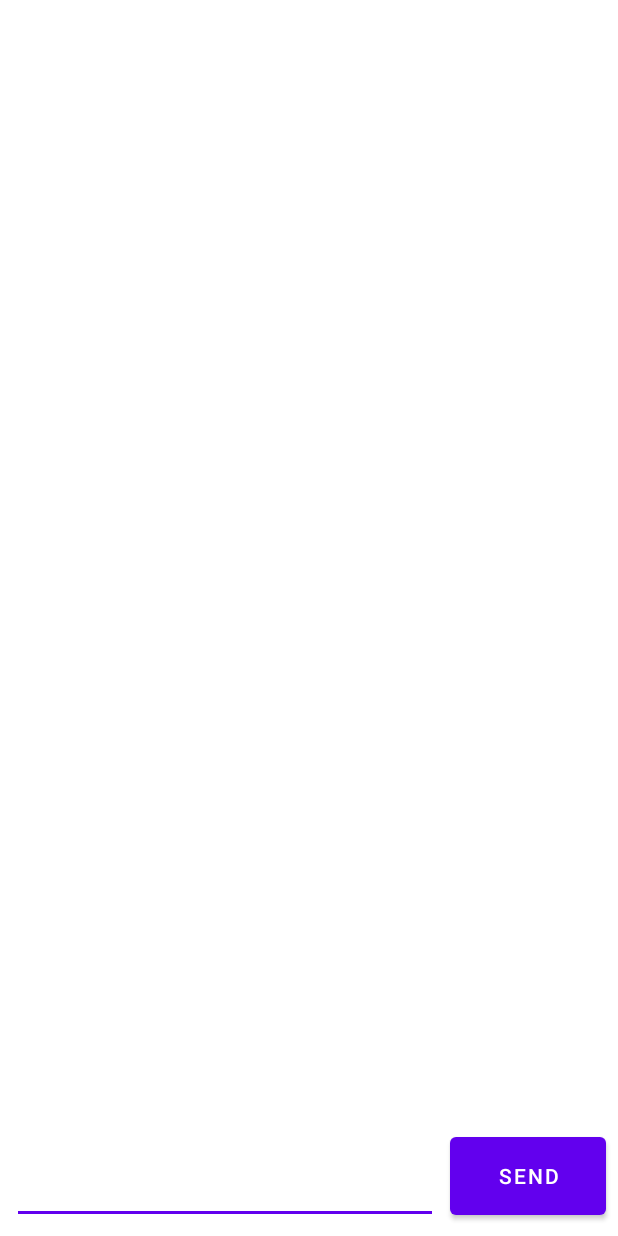
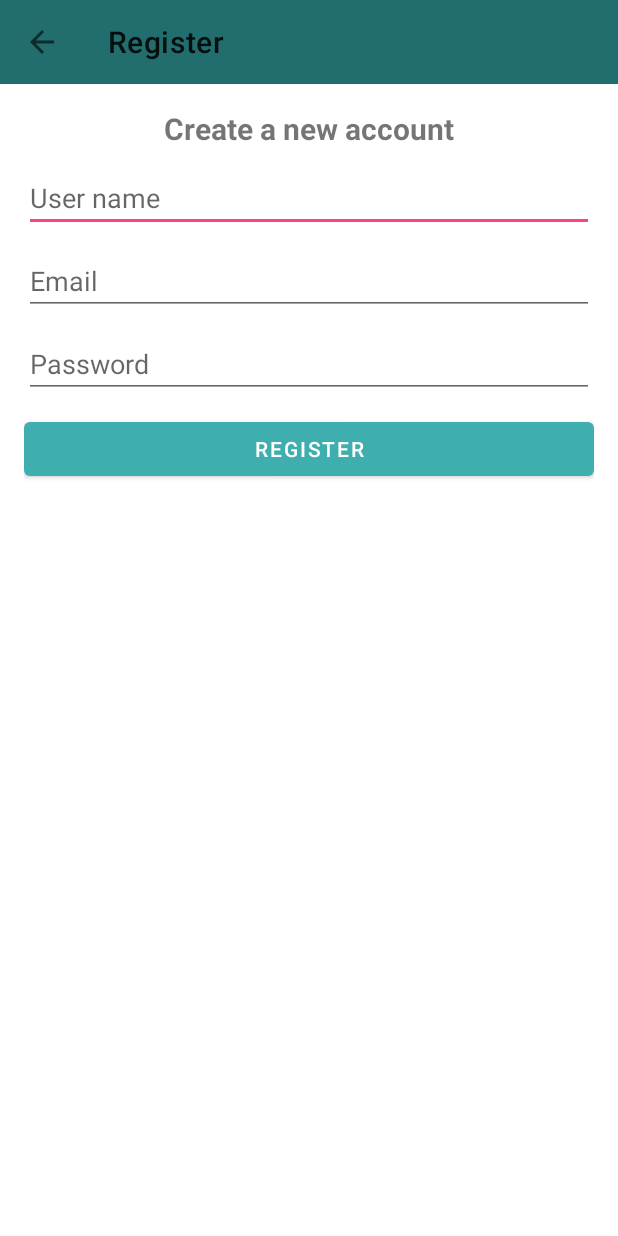
Before and after one commit to daly64/ChatApp, an Android app: the screen it shows after launch (MainActivity before the commit, RegisterActivity after it), on a phone screen of 412 x 824 dp. Run offline under Robolectric (Android 15) with nearby library versions, the phone set to English and light mode, and no system bars; our stand-ins replace Firebase (no records; nobody signed in at launch, a user with empty details on screens opened directly).

```diff
--- a/app/build.gradle
+++ b/app/build.gradle
@@ -1,5 +1,6 @@
 plugins {
     id 'com.android.application'
+    id 'com.google.gms.google-services'
 }
 
 android {
@@ -18,7 +19,7 @@ android {
 
     buildTypes {
         release {
-            minifyEnabled false
+            minifyEnabled true
             proguardFiles getDefaultProguardFile('proguard-android-optimize.txt'), 'proguard-rules.pro'
         }
     }
@@ -33,6 +34,8 @@ dependencies {
     implementation 'androidx.appcompat:appcompat:1.2.0'
     implementation 'com.google.android.material:material:1.2.1'
     implementation 'androidx.constraintlayout:constraintlayout:2.0.4'
+    implementation 'com.google.firebase:firebase-auth:19.2.0'
+    implementation 'com.google.firebase:firebase-database:19.6.0'
     testImplementation 'junit:junit:4.13.1'
     androidTestImplementation 'androidx.test.ext:junit:1.1.2'
     androidTestImplementation 'androidx.test.espresso:espresso-core:3.3.0'
--- a/app/src/main/AndroidManifest.xml
+++ b/app/src/main/AndroidManifest.xml
@@ -9,9 +9,8 @@
         android:roundIcon="@mipmap/ic_launcher_round"
         android:supportsRtl="true"
         android:theme="@style/Theme.ChatApp">
-        <activity android:name=".MainActivity"
-            android:windowSoftInputMode="adjustPan">
-
+        <!--        <activity android:name=".RegisterActivity"></activity>-->
+        <activity android:name=".RegisterActivity">
             <intent-filter>
                 <action android:name="android.intent.action.MAIN" />
 
--- a/app/src/main/java/com/example/chatapp/MainActivity.java
+++ b/app/src/main/java/com/example/chatapp/MainActivity.java
@@ -3,8 +3,6 @@ package com.example.chatapp;
 import android.content.Context;
 import android.os.Bundle;
 import android.view.inputmethod.EditorInfo;
-import android.view.inputmethod.InputMethodManager;
-import android.widget.Button;
 import android.widget.EditText;
 
 import androidx.appcompat.app.AppCompatActivity;
@@ -28,7 +26,7 @@ public class MainActivity extends AppCompatActivity {
         setContentView(R.layout.activity_main);
 
         EditText editText = findViewById(R.id.editText);
-        Button send = findViewById(R.id.sendBtn);
+//        Button send = findViewById(R.id.sendBtn);
 
 
         recyclerView = findViewById(R.id.list_item);
@@ -41,17 +39,17 @@ public class MainActivity extends AppCompatActivity {
         Context context = this;
         editText.setOnEditorActionListener((v, actionId, event) -> {
             if (actionId == EditorInfo.IME_ACTION_SEND) {
-                Message message = new Message(editText.getText().toString());
-                messagesList.add(message);
-                adapter = new MessageRecycler(context, messagesList);
-                recyclerView.setAdapter(adapter);
+                // Send message
+                ToolBox.sendMessage(editText,messagesList,context,recyclerView);
+
+
                 return false;
             }
-            // do your stuff here
+
             return false;
         });
 
-        send.setOnClickListener(v -> {
+       /* send.setOnClickListener(v -> {
 
             Message message = new Message(editText.getText().toString());
             messagesList.add(message);
@@ -61,7 +59,7 @@ public class MainActivity extends AppCompatActivity {
             InputMethodManager imm = (InputMethodManager) getSystemService(INPUT_METHOD_SERVICE);
             imm.toggleSoftInput(InputMethodManager.HIDE_IMPLICIT_ONLY, 0);
 
-        });
+        });*/
 
 
     }
--- /dev/null
+++ b/app/src/main/java/com/example/chatapp/RegisterActivity.java
@@ -0,0 +1,89 @@
+package com.example.chatapp;
+
+import android.content.Intent;
+import android.os.Bundle;
+import android.widget.Button;
+import android.widget.Toast;
+
+import androidx.appcompat.app.AppCompatActivity;
+import androidx.appcompat.widget.Toolbar;
+
+import com.google.android.material.textfield.TextInputEditText;
+import com.google.firebase.auth.FirebaseAuth;
+import com.google.firebase.auth.FirebaseUser;
+import com.google.firebase.database.DatabaseReference;
+import com.google.firebase.database.FirebaseDatabase;
+
+import java.util.HashMap;
+
+public class RegisterActivity extends AppCompatActivity {
+
+    TextInputEditText username, email, password;
+    Button btn_register;
+
+    FirebaseAuth auth;
+    DatabaseReference reference;
+
+    @Override
+    protected void onCreate(Bundle savedInstanceState) {
+        super.onCreate(savedInstanceState);
+        setContentView(R.layout.activity_register);
+
+        Toolbar toolbar = findViewById(R.id.toolbar);
+        setSupportActionBar(toolbar);
+        getSupportActionBar().setTitle("Register");
+        getSupportActionBar().setDisplayHomeAsUpEnabled(true);
+
+
+        username = findViewById(R.id.username);
+        email = findViewById(R.id.Email);
+        password = findViewById(R.id.password);
+        btn_register = findViewById(R.id.btn_register);
+
+        auth = FirebaseAuth.getInstance();
+
+        btn_register.setOnClickListener(v -> {
+            String txt_username = username.getText().toString();
+            String txt_email = email.getText().toString();
+            String txt_password = password.getText().toString();
+            if (txt_username.isEmpty() || txt_email.isEmpty() || txt_password.isEmpty()) {
+                Toast.makeText(RegisterActivity.this, "all fields are required", Toast.LENGTH_SHORT).show();
+            } else if (txt_password.length() > 6) {
+                Toast.makeText(RegisterActivity.this, "password must be at last 6 characters", Toast.LENGTH_SHORT).show();
+            } else {
+                register(txt_username, txt_email, txt_password);
+            }
+
+        });
+
+    }
+
+    private void register(String username, String email, String password) {
+
+        auth.createUserWithEmailAndPassword(email, password)
+                .addOnCompleteListener(task -> {
+                    if (task.isSuccessful()) {
+                        FirebaseUser firebaseUser = auth.getCurrentUser();
+                        String userId = firebaseUser.getUid();
+                        reference = FirebaseDatabase.getInstance().getReference("Users").child(userId);
+
+                        HashMap<String, String> hashMap = new HashMap<>();
+                        hashMap.put("id", userId);
+                        hashMap.put("username", username);
+                        hashMap.put("imageURL", "default");
+
+                        reference.setValue(hashMap).addOnCompleteListener(task1 -> {
+                            if (task1.isSuccessful()) {
+                                Intent intent = new Intent(this, MainActivity.class);
+                                intent.addFlags(Intent.FLAG_ACTIVITY_CLEAR_TASK | Intent.FLAG_ACTIVITY_NEW_TASK);
+                                startActivity(intent);
+                                finish();
+                            }
+
+                        });
+
+                    }
+                });
+    }
+
+}
--- /dev/null
+++ b/app/src/main/res/drawable/ic_send.xml
@@ -0,0 +1,5 @@
+<vector android:autoMirrored="true" android:height="24dp"
+    android:tint="@color/Primary" android:viewportHeight="24"
+    android:viewportWidth="24" android:width="24dp" xmlns:android="http://schemas.android.com/apk/res/android">
+    <path android:fillColor="@android:color/white" android:pathData="M2.01,21L23,12 2.01,3 2,10l15,2 -15,2z"/>
+</vector>
--- a/app/src/main/res/layout/activity_main.xml
+++ b/app/src/main/res/layout/activity_main.xml
@@ -7,7 +7,8 @@
     tools:context=".MainActivity">
 
 
-    <Button
+   <!--
+   <Button
         android:id="@+id/sendBtn"
         android:layout_width="0dp"
         android:layout_height="0dp"
@@ -22,25 +23,29 @@
         app:layout_constraintEnd_toEndOf="parent"
         app:layout_constraintStart_toEndOf="@+id/editText"
         app:layout_constraintTop_toBottomOf="@+id/list_item" />
+   -->
 
     <EditText
         android:id="@+id/editText"
+        style="@style/Widget.MaterialComponents.TextInputLayout.OutlinedBox"
         android:layout_width="0dp"
         android:layout_height="0dp"
         android:layout_marginStart="8dp"
         android:layout_marginLeft="8dp"
         android:layout_marginTop="8dp"
-        android:layout_marginEnd="120dp"
-        android:layout_marginRight="120dp"
+        android:layout_marginEnd="8dp"
+        android:layout_marginRight="8dp"
         android:layout_marginBottom="8dp"
         android:autofillHints="message"
+        android:drawableEnd="@drawable/ic_send"
         android:imeOptions="actionSend"
         android:inputType="text"
         app:layout_constraintBottom_toBottomOf="parent"
         app:layout_constraintEnd_toEndOf="parent"
         app:layout_constraintStart_toStartOf="parent"
         app:layout_constraintTop_toBottomOf="@+id/list_item"
-        tools:ignore="LabelFor" />
+        tools:ignore="LabelFor"
+        android:drawableRight="@drawable/ic_send" />
 
     <androidx.recyclerview.widget.RecyclerView
         android:id="@+id/list_item"
@@ -55,6 +60,7 @@
         app:layout_constraintBottom_toBottomOf="parent"
         app:layout_constraintEnd_toEndOf="parent"
         app:layout_constraintStart_toStartOf="parent"
-        app:layout_constraintTop_toTopOf="parent" />
+        app:layout_constraintTop_toTopOf="parent"
+        app:reverseLayout="false" />
 
 </androidx.constraintlayout.widget.ConstraintLayout>
--- /dev/null
+++ b/app/src/main/res/layout/activity_register.xml
@@ -0,0 +1,66 @@
+<?xml version="1.0" encoding="utf-8"?>
+<RelativeLayout xmlns:android="http://schemas.android.com/apk/res/android"
+    xmlns:tools="http://schemas.android.com/tools"
+    android:layout_width="match_parent"
+    android:layout_height="match_parent"
+    tools:context=".StartActivity">
+
+    <include
+        android:id="@+id/toolbar"
+        layout="@layout/bar_layout"
+        android:layout_width="match_parent"
+        android:layout_height="wrap_content" />
+
+    <LinearLayout
+        android:layout_width="match_parent"
+        android:layout_height="match_parent"
+        android:layout_below="@id/toolbar"
+        android:gravity="center_horizontal"
+        android:orientation="vertical"
+        android:padding="16dp">
+
+
+        <TextView
+            android:layout_width="wrap_content"
+            android:layout_height="wrap_content"
+            android:text="@string/create_a_new_account"
+            android:textSize="20sp"
+            android:textStyle="bold" />
+
+        <com.google.android.material.textfield.TextInputEditText
+            android:id="@+id/username"
+            android:layout_width="match_parent"
+            android:layout_height="wrap_content"
+            android:layout_marginTop="10dp"
+            android:ems="10"
+            android:hint="@string/user_name"
+            android:inputType="textPersonName" />
+
+        <com.google.android.material.textfield.TextInputEditText
+            android:id="@+id/Email"
+            android:layout_width="match_parent"
+            android:layout_height="wrap_content"
+            android:layout_marginTop="10dp"
+            android:ems="10"
+            android:hint="@string/email"
+            android:inputType="textEmailAddress" />
+
+        <com.google.android.material.textfield.TextInputEditText
+            android:id="@+id/password"
+            android:layout_width="match_parent"
+            android:layout_height="wrap_content"
+            android:layout_marginTop="10dp"
+            android:ems="10"
+            android:hint="@string/password"
+            android:inputType="textPassword" />
+
+
+        <Button
+            android:id="@+id/btn_register"
+            android:layout_width="match_parent"
+            android:layout_height="wrap_content"
+            android:layout_marginTop="10dp"
+            android:text="@string/register" />
+    </LinearLayout>
+
+</RelativeLayout>
--- /dev/null
+++ b/app/src/main/res/layout/bar_layout.xml
@@ -0,0 +1,8 @@
+<?xml version="1.0" encoding="utf-8"?>
+<androidx.appcompat.widget.Toolbar xmlns:android="http://schemas.android.com/apk/res/android"
+    android:id="@+id/toolbar"
+    android:layout_width="match_parent"
+    android:layout_height="wrap_content"
+    android:background="@color/PrimaryDark">
+
+</androidx.appcompat.widget.Toolbar>
--- a/app/src/main/res/layout/message_layout.xml
+++ b/app/src/main/res/layout/message_layout.xml
@@ -5,7 +5,7 @@
     android:orientation="vertical">
 
     <TextView
-        android:layout_marginTop="@dimen/layout_margin"
+        android:layout_marginTop="16dp"
         android:id="@+id/message_text"
         android:layout_width="match_parent"
         android:layout_height="wrap_content"
@@ -16,6 +16,6 @@
         android:padding="20dp"
         android:text="@string/message_text"
         android:textAlignment="textEnd"
-        android:textColor="@color/white"
-        android:textSize="@dimen/message_textSize" />
+        android:textColor="@color/Primary"
+        android:textSize="21sp" />
 </LinearLayout>
--- a/app/src/main/res/values/colors.xml
+++ b/app/src/main/res/values/colors.xml
@@ -1,5 +1,9 @@
 <?xml version="1.0" encoding="utf-8"?>
 <resources>
+    <color name="Primary">#3eaeae</color>
+    <color name="PrimaryDark">#226e6e</color>
+    <color name="Accent">#ff4081</color>
+<!-- _________________________________________  -->
     <color name="purple_200">#FFBB86FC</color>
     <color name="purple_500">#FF6200EE</color>
     <color name="purple_700">#FF3700B3</color>
--- a/app/src/main/res/values/strings.xml
+++ b/app/src/main/res/values/strings.xml
@@ -2,4 +2,9 @@
     <string name="app_name">ChatApp</string>
     <string name="send_btn">Send</string>
     <string name="message_text">message text</string>
+    <string name="user_name">User name</string>
+    <string name="create_a_new_account">Create a new account</string>
+    <string name="email">Email</string>
+    <string name="password">Password</string>
+    <string name="register">Register</string>
 </resources>
--- a/app/src/main/res/values/themes.xml
+++ b/app/src/main/res/values/themes.xml
@@ -1,13 +1,13 @@
 <resources xmlns:tools="http://schemas.android.com/tools">
     <!-- Base application theme. -->
-    <style name="Theme.ChatApp" parent="Theme.MaterialComponents.DayNight.NoActionBar">
+    <style name="Theme.ChatApp" parent="Theme.MaterialComponents.Light.NoActionBar">
         <!-- Primary brand color. -->
-        <item name="colorPrimary">@color/purple_500</item>
-        <item name="colorPrimaryVariant">@color/purple_700</item>
+        <item name="colorPrimary">@color/Primary</item>
+        <item name="colorPrimaryVariant">@color/PrimaryDark</item>
         <item name="colorOnPrimary">@color/white</item>
         <!-- Secondary brand color. -->
-        <item name="colorSecondary">@color/purple_500</item>
-        <item name="colorSecondaryVariant">@color/purple_700</item>
+        <item name="colorSecondary">@color/Accent</item>
+        <item name="colorSecondaryVariant">@color/Accent</item>
         <item name="colorOnSecondary">@color/black</item>
         <!-- Status bar color. -->
         <item name="android:statusBarColor" tools:targetApi="l">?attr/colorPrimaryVariant</item>
--- a/build.gradle
+++ b/build.gradle
@@ -5,7 +5,8 @@ buildscript {
         jcenter()
     }
     dependencies {
-        classpath "com.android.tools.build:gradle:4.1.1"
+        classpath 'com.android.tools.build:gradle:4.1.2'
+        classpath 'com.google.gms:google-services:4.3.4'
 
         // NOTE: Do not place your application dependencies here; they belong
         // in the individual module build.gradle files
```
Also changed, not shown: app/src/main/java/com/example/chatapp/StartActivity.java (added, +15 -0 lines), app/src/main/java/com/example/chatapp/ToolBox.java (added, +24 -0 lines), app/src/main/res/drawable/shape.xml (+5 -3 lines), app/src/main/res/layout/activity_start.xml (added, +9 -0 lines), app/src/main/res/values/dimens.xml (deleted, +0 -8 lines), 1 other file.
